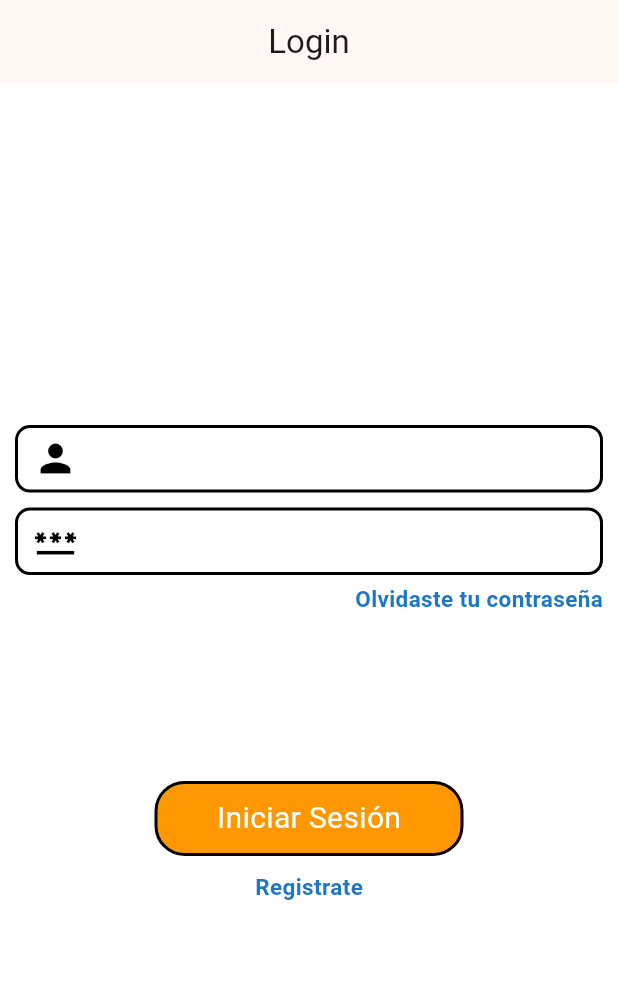
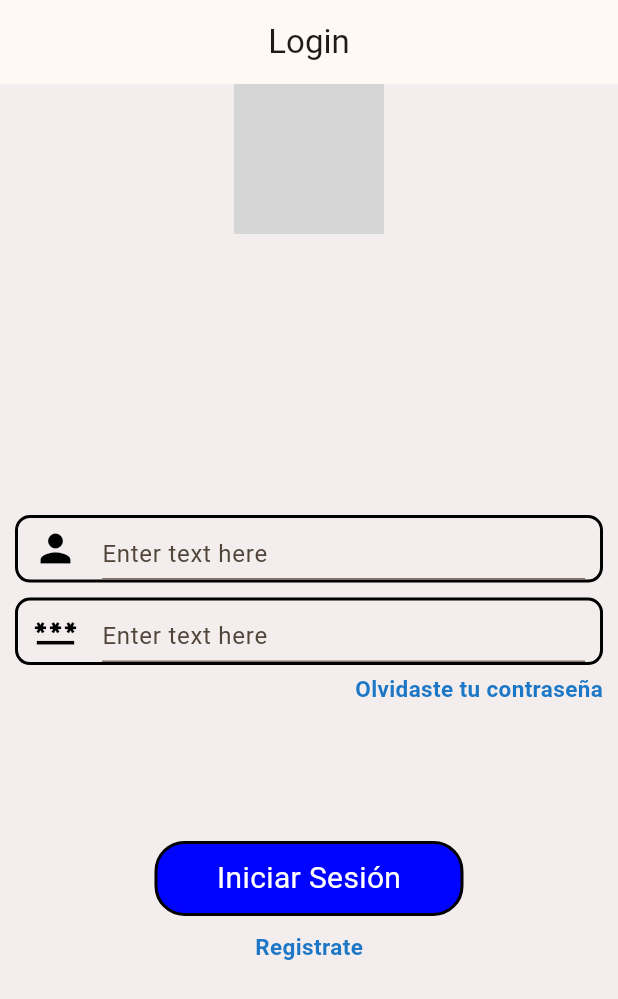
Before and after one commit to alexisollwell/16store, a Flutter app: the screen it shows after launch, on a phone screen of 412 x 824 dp. Shown: the top 999 px of the screen. Run offline on Flutter 3.47's test engine with Material 3 defaults, Android fonts, the phone set to English and light mode, and no system bars; network calls fail; grey boxes are pictures that could not be loaded.

Commit message:
se agrego textfield y tambien se agrego una imagen a la app de inicio login

```diff
--- a/lib/views/login/components/login_textfield.dart
+++ b/lib/views/login/components/login_textfield.dart
@@ -1,10 +1,14 @@
+
+
 import 'package:flutter/material.dart';
 
 class LoginTextfield extends StatelessWidget {
   final double width;
   final IconData icon;
   const LoginTextfield({
-    super.key, required this.width, required this.icon,
+    super.key,
+    required this.width,
+    required this.icon,
   });
 
   @override
@@ -12,21 +16,22 @@ class LoginTextfield extends StatelessWidget {
     return Container(
       height: 45,
       width: width,
-      margin: const EdgeInsets.symmetric(horizontal: 10,vertical: 5),
+      margin: const EdgeInsets.symmetric(horizontal: 10, vertical: 5),
       decoration: BoxDecoration(
         color: Colors.transparent,
         borderRadius: BorderRadius.circular(10),
         border: Border.all(
           color: Colors.black,
-          width: 2
-        )
+          width: 2,
+        ),
       ),
       child: Padding(
         padding: const EdgeInsets.symmetric(horizontal: 10),
-        child: Row(
-          children: [
-            Icon(icon,color: Colors.black,size: 30,)
-          ],
+        child: TextField(
+          decoration: InputDecoration(
+            icon: Icon(icon, color: Colors.black, size: 30),
+            hintText: 'Enter text here',
+          ),
         ),
       ),
     );
--- a/lib/views/login/login_design.dart
+++ b/lib/views/login/login_design.dart
@@ -15,13 +15,22 @@ class _LoginDesignState extends State<LoginDesign> {
   @override
   Widget build(BuildContext context) {
     return Scaffold(
-      backgroundColor: Colors.white,
-      appBar: AppBar(title: Text("Login"),centerTitle: true,),
+      backgroundColor: const Color.fromARGB(255, 243, 237, 237),
+      appBar: AppBar(
+        title: const Text("Login"),
+        centerTitle: true,
+      ),
       body: LayoutBuilder(
-        builder: (_, constraints){
+        builder: (_, constraints) {
           return Column(
             children: [
-              const Spacer(flex: 2,),
+              const CircleAvatar(
+                backgroundImage: NetworkImage(
+                  'https://static1.cbrimages.com/wordpress/wp-content/uploads/2019/11/Goku-Feature-Image.jpg',
+                ),
+                radius: 50, // Set a custom radius for the circle
+              ),
+              const Spacer(flex: 2),
               LoginTextfield(
                 icon: Icons.person,
                 width: constraints.constrainWidth(),
@@ -35,25 +44,25 @@ class _LoginDesignState extends State<LoginDesign> {
                 child: Row(
                   mainAxisAlignment: MainAxisAlignment.end,
                   children: [
-                    Text("Olvidaste tu contraseña",style: urlStyles,)
+                    Text("Olvidaste tu contraseña", style: urlStyles),
                   ],
                 ),
               ),
               const Spacer(),
               BotonChido(
                 texto: "Iniciar Sesión",
-                color: Colors.orange,
-                ancho: constraints.constrainWidth()*0.5,
-                alPrecionar: (){},
+                color: const Color.fromARGB(255, 0, 4, 255),
+                ancho: constraints.constrainWidth() * 0.5,
+                alPrecionar: () {},
               ),
-              const SizedBox(height: 10,),
+              const SizedBox(height: 10),
               Row(
                 mainAxisAlignment: MainAxisAlignment.center,
                 children: [
-                  Text("Registrate",style: urlStyles,)
+                  Text("Registrate", style: urlStyles),
                 ],
               ),
-              const Spacer(flex: 2,),
+              const Spacer(flex: 2),
             ],
           );
         },
```
